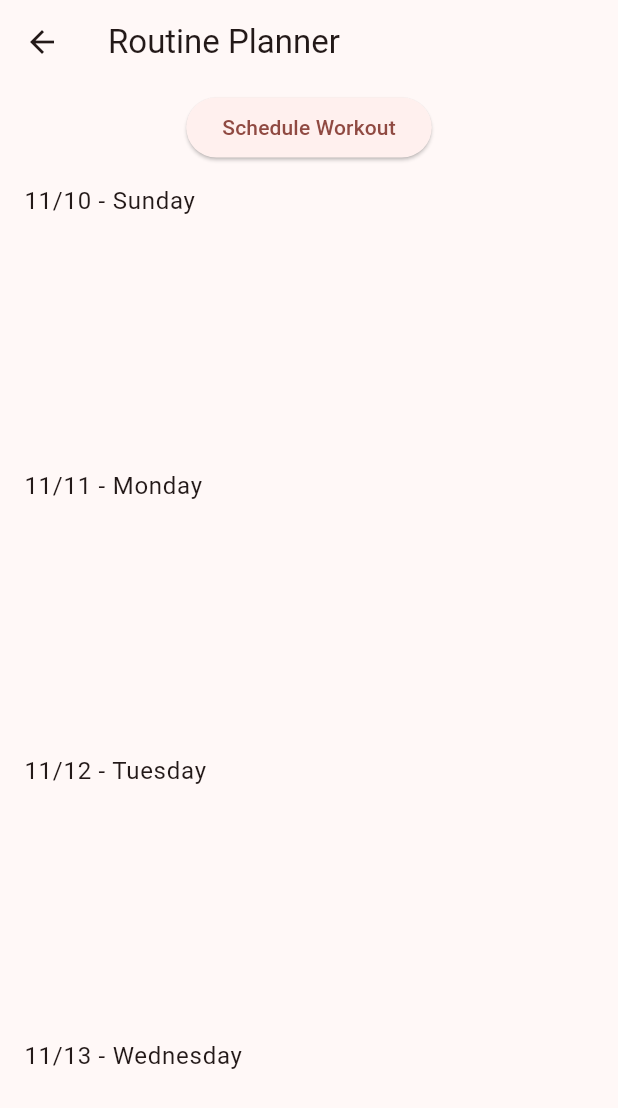
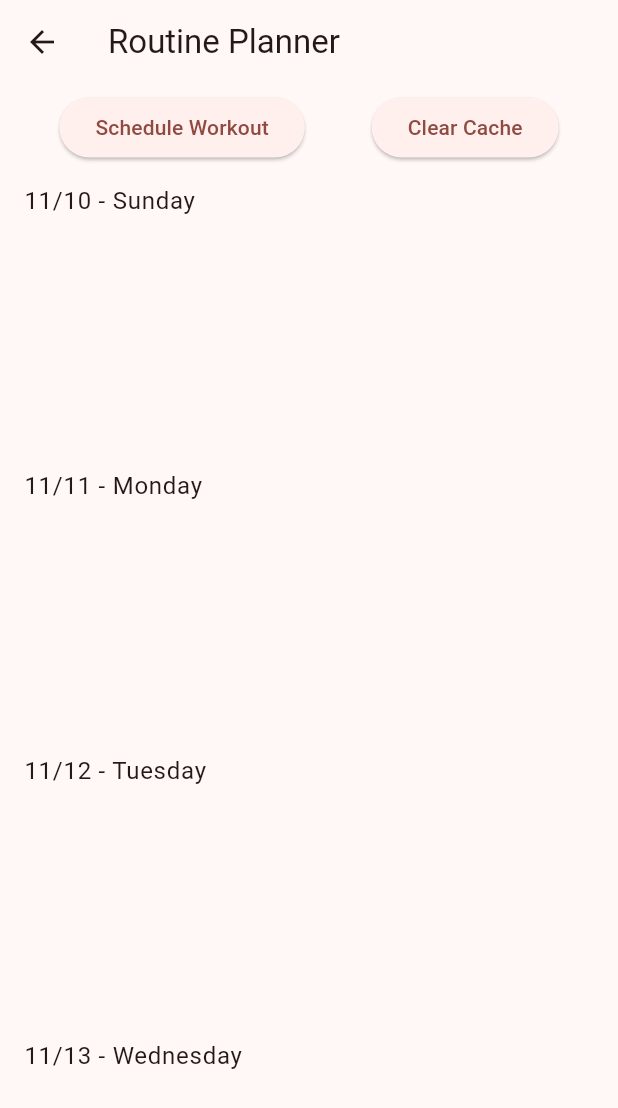
Before and after one commit to andrew-kula931/WorkingItOut, a Flutter app: the screen it shows after launch, after a tap on "Gaming", after a tap on "Workout", after a tap on "Routine Planner", on a phone screen of 412 x 824 dp. Shown: the top 1108 px of the screen. Run offline on Flutter 3.47's test engine with Material 3 defaults, Android fonts, the light colour scheme and no system bars; our stand-ins replace file_picker, hive_flutter; accounts and stored records are empty.

Commit message:
made some more improvements

```diff
--- a/lib/main.dart
+++ b/lib/main.dart
@@ -19,6 +19,7 @@ void main() async {
   Hive.registerAdapter(WorkoutDocAdapter());
 
   Hive.registerAdapter(WorkoutScheduleAdapter());
+  await Hive.openBox('WorkoutSchedule');
 
   Hive.registerAdapter(WorkoutNotesAdapter());
 
@@ -76,6 +77,18 @@ class _WorkoutAppState extends State<WorkoutApp> {
   bool orgMenu = false;
   bool funMenu = false;
 
+  //Time set up variables for this week
+  final DateTime yesterday = DateTime.now().subtract(const Duration(days: 1));
+  final DateTime twoDaysLater = DateTime.now().add(const Duration(days: 2));
+  late List<dynamic> scheduledWorkouts;
+
+  @override
+  void initState() {
+    super.initState();
+    scheduledWorkouts = Hive.box('WorkoutSchedule').values
+      .where((x) => (x.day.isAfter(yesterday) && x.day.isBefore(twoDaysLater))).toList();
+  }
+
   @override
   void dispose() {
     Hive.close();
@@ -115,14 +128,20 @@ class _WorkoutAppState extends State<WorkoutApp> {
       Box workoutDoc = Hive.box('WorkoutDoc');
       await workoutDoc.close();
     }
+    if(Hive.isBoxOpen('WorkoutNotes')) {
+      Box workoutNotes = Hive.box('WorkoutNotes');
+      await workoutNotes.close();
+    }
+
+    scheduledWorkouts = Hive.box('WorkoutSchedule').values
+      .where((x) => (x.day.isAfter(yesterday) && x.day.isBefore(twoDaysLater))).toList();
+
     if(Hive.isBoxOpen('WorkoutSchedule')) {
       Box workoutSchedule = Hive.box('WorkoutSchedule');
       await workoutSchedule.close();
     }
-    if(Hive.isBoxOpen('WorkoutNotes')) {
-      Box workoutNotes = Hive.box('WorkoutNotes');
-      await workoutNotes.close();
-    }
+
+    setState(() {});
   }
 
   void _closeGameBoxes() async {
@@ -172,7 +191,10 @@ class _WorkoutAppState extends State<WorkoutApp> {
                   child: const Row(
                     mainAxisSize: MainAxisSize.max,
                     children: [
-                      Text('Events', style: TextStyle(fontSize: 20)),
+                      Padding(
+                        padding: EdgeInsets.only(left:4, right: 4),
+                        child: Text('Events', style: TextStyle(fontSize: 20)),
+                      ),
                     ],
                   ),
                 ),
@@ -184,7 +206,10 @@ class _WorkoutAppState extends State<WorkoutApp> {
                   child: const Row(
                     mainAxisSize: MainAxisSize.max,
                     children: [
-                      Text('Goals', style: TextStyle(fontSize: 20)),
+                      Padding(
+                        padding: EdgeInsets.only(left:4, right: 4),
+                        child: Text('Goals', style: TextStyle(fontSize: 20)),
+                      ),
                     ],
                   ),
                 ),
@@ -193,10 +218,33 @@ class _WorkoutAppState extends State<WorkoutApp> {
                 Container(
                   margin: const EdgeInsets.only(left: 20, right: 20),
                   decoration: const BoxDecoration(color: Colors.lightGreen),
-                  child: const Row(
+                  child: Row(
                     mainAxisSize: MainAxisSize.max,
                     children: [
-                      Text('Workouts', style: TextStyle(fontSize: 20)),
+                      const Padding(
+                        padding: EdgeInsets.only(left:4, right: 4),
+                        child: Text('Workouts', style: TextStyle(fontSize: 20)),
+                      ),
+                      SizedBox(
+                        height: 60,
+                        width: MediaQuery.of(context).size.width * .8,
+                        child: ListView.builder(
+                          scrollDirection: Axis.horizontal,
+                          itemCount: scheduledWorkouts.length,
+                          itemBuilder: (context, index) {
+                            return Container(
+                              color: Colors.green,
+                              width: 80,
+                              child: Column(
+                                crossAxisAlignment: CrossAxisAlignment.center,
+                                children: [
+                                  Text(scheduledWorkouts[index].name)
+                                ],
+                              )
+                            );
+                          }
+                        ),
+                      )
                     ],
                   ),
                 ),
@@ -358,7 +406,6 @@ class _WorkoutAppState extends State<WorkoutApp> {
 
                                   var recentGameBox = Hive.box('RecentGames').getAt(0);
                                   if (recentGameBox != null && recentGameBox.recents.isNotEmpty) {
-                                    var gameLocation = Hive.box('Games').getAt(Hive.box('RecentGames').getAt(0).recents[0]);
                                     // ignore: use_build_context_synchronously
                                     Navigator.push(context, MaterialPageRoute(builder: (context) =>
                                       GameProfile(index: Hive.box('RecentGames').getAt(0).recents[0])))
--- a/lib/workout_components/add_workout.dart
+++ b/lib/workout_components/add_workout.dart
@@ -28,11 +28,9 @@ class _AddWorkoutState extends State<AddWorkout> {
 
   @override
   Widget build(BuildContext context) {
-    double screenWidth = MediaQuery.of(context).size.width;
-
     return IntrinsicHeight(
       child: Container(
-        width: screenWidth,
+        width: MediaQuery.of(context).size.width,
         margin: const EdgeInsets.all(10),
         child: Column(
           children: [
--- a/lib/workout_components/wnotes_list.dart
+++ b/lib/workout_components/wnotes_list.dart
@@ -18,6 +18,7 @@ class WNotesListState extends State<WNotesList> {
       children: [
         const Row(
           mainAxisAlignment: MainAxisAlignment.center,
+          mainAxisSize: MainAxisSize.max,
           children: [
             Text('Notes', style: TextStyle(fontSize: 20)),
           ],
--- a/lib/workout_components/workout_notes.dart
+++ b/lib/workout_components/workout_notes.dart
@@ -72,7 +72,9 @@ class _WorkoutNotesClassState extends State<WorkoutNotesClass> {
               minLines: 5,
             ),
           ),
-          Row(
+          Padding(
+            padding: const EdgeInsets.all(4),
+            child: Row(
               mainAxisAlignment: MainAxisAlignment.spaceEvenly,
               children: [
                 ElevatedButton(
@@ -128,6 +130,7 @@ class _WorkoutNotesClassState extends State<WorkoutNotesClass> {
                   ),
               ],
             ),
+          ),
         ],
       ),
     );
--- a/lib/workout_pages/routine_planner.dart
+++ b/lib/workout_pages/routine_planner.dart
@@ -68,12 +68,16 @@ class _RoutinePlannerState extends State<RoutinePlanner> {
   Widget build(BuildContext context) {
     DateTime now = DateTime.now();
     List<DateTime> weekDays = List.generate(7, (index) => now.add(Duration(days: index)));
+    DateTime yesterday = now.subtract(const Duration(days: 1));
 
     return Scaffold(
       appBar: AppBar(
         title: const Text('Routine Planner')
       ),
       body: Column(
+        children: [
+          Row(
+            mainAxisAlignment: MainAxisAlignment.spaceEvenly,
             children: [
               Padding(
                 padding: const EdgeInsets.all(5),
@@ -83,6 +87,21 @@ class _RoutinePlannerState extends State<RoutinePlanner> {
                   },
                   child: const Text('Schedule Workout'),
                 )
+              ),
+              Padding(
+                padding: const EdgeInsets.all(5),
+                child: ElevatedButton(
+                  onPressed: () async {
+                    for (var item in scheduleBox.values) {
+                      if (item.day.isBefore(yesterday)) {
+                        await scheduleBox.delete(item);
+                      }
+                    }
+                  },
+                  child: const Text('Clear Cache')
+                )
+              )
+            ],
           ),
 
           //This is the week list
--- a/lib/workout_pages/workout_page.dart
+++ b/lib/workout_pages/workout_page.dart
@@ -124,6 +124,12 @@ class _WorkoutPage extends State<WorkoutPage> {
       .map((entry) => entry.key)
       .toList();
   }
+
+  /*
+
+    Start of Page Here
+
+  */
 
   @override
   Widget build(BuildContext context) {
```
Also changed, not shown: lib/gaming_components/add_game.dart (+7 -7 lines). Lines whose indentation alone changed are shown as unchanged.
